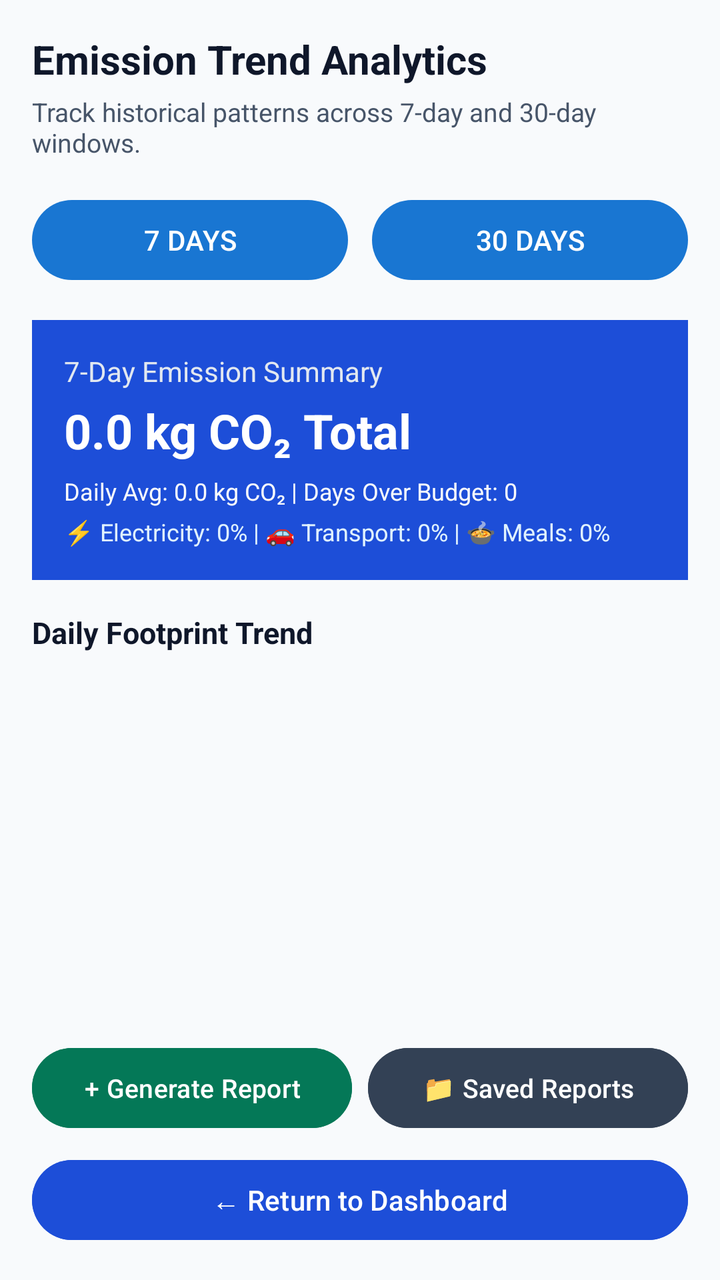
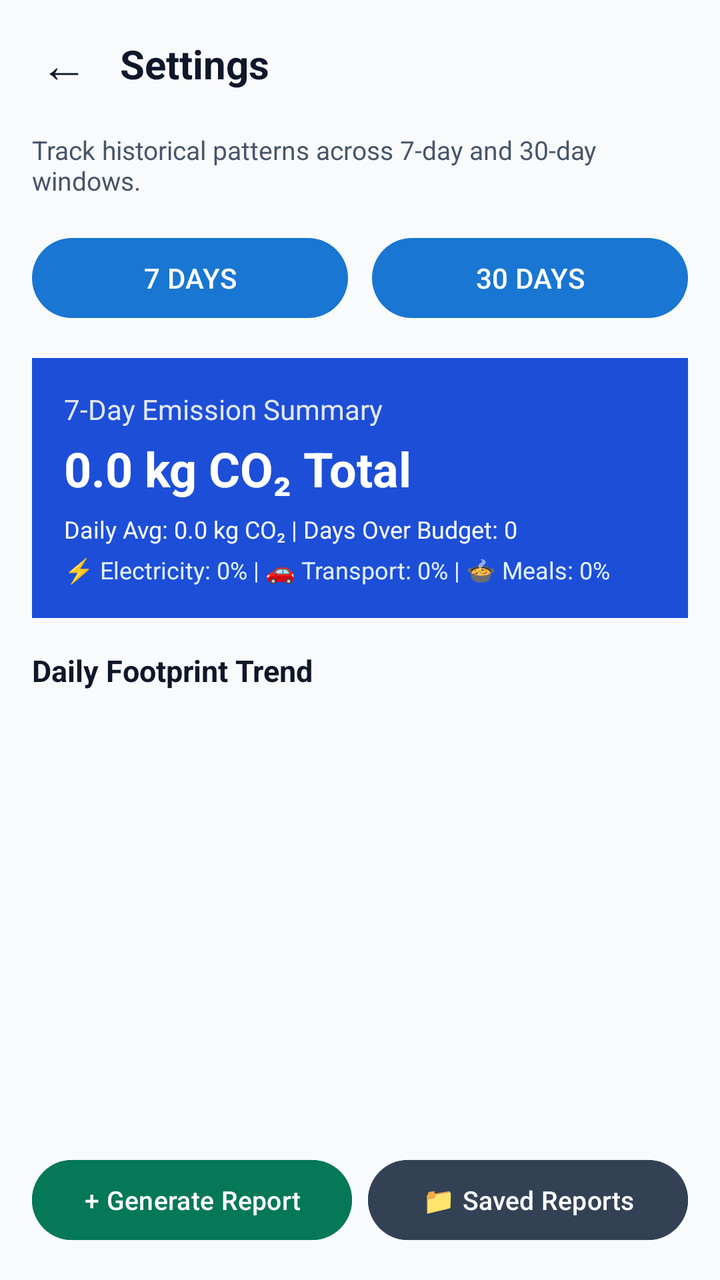

Compare the two renders of this Android layout. The source of the first and the diff that turns it into the second are given below.
<!-- AndroidManifest.xml: application theme Theme.CarbonWise -->
<!-- res/layout/activity_analytics.xml -->
<LinearLayout xmlns:android="http://schemas.android.com/apk/res/android" xmlns:tools="http://schemas.android.com/tools" android:layout_width="match_parent" android:layout_height="match_parent" android:orientation="vertical" android:background="#F8FAFC" android:padding="16dp" tools:ignore="HardcodedText,ButtonStyle,TextContrastCheck,SpeakableTextPresentCheck,VisualLintButtonSize,VisualLintBounds">
    
    <TextView android:id="@+id/tvAnalyticsTitle" android:layout_width="match_parent" android:layout_height="wrap_content" android:text="Emission Trend Analytics" android:textColor="#0F172A" android:textSize="20sp" android:textStyle="bold"/>
    <TextView android:layout_width="match_parent" android:layout_height="wrap_content" android:layout_marginTop="4dp" android:text="Track historical patterns across 7-day and 30-day windows." android:textColor="#475569" android:textSize="13sp"/>
    
    <LinearLayout android:layout_width="match_parent" android:layout_height="wrap_content" android:layout_marginTop="16dp" android:orientation="horizontal">
        <Button android:id="@+id/btn7Days" android:layout_width="0dp" android:layout_height="48dp" android:layout_weight="1" android:layout_marginEnd="6dp" android:text="7 DAYS"/>
        <Button android:id="@+id/btn30Days" android:layout_width="0dp" android:layout_height="48dp" android:layout_weight="1" android:layout_marginStart="6dp" android:text="30 DAYS"/>
    </LinearLayout>
    
    <LinearLayout android:layout_width="match_parent" android:layout_height="wrap_content" android:layout_marginTop="16dp" android:background="#1D4ED8" android:orientation="vertical" android:padding="16dp">
        <TextView android:id="@+id/tvPeriodTitle" android:layout_width="match_parent" android:layout_height="wrap_content" android:text="7-Day Emission Summary" android:textColor="#E2E8F0" android:textSize="14sp"/>
        <TextView android:id="@+id/tvTotalPeriodCo2" android:layout_width="match_parent" android:layout_height="wrap_content" android:layout_marginTop="4dp" android:text="0.0 kg CO₂ Total" android:textColor="#FFFFFF" android:textSize="24sp" android:textStyle="bold"/>
        <TextView android:id="@+id/tvDailyAverageCo2" android:layout_width="match_parent" android:layout_height="wrap_content" android:layout_marginTop="6dp" android:text="Daily Avg: 0.0 kg CO₂ | Days Over Budget: 0" android:textColor="#F8FAFC" android:textSize="12sp"/>
        <TextView android:id="@+id/tvCategoryBreakdown" android:layout_width="match_parent" android:layout_height="wrap_content" android:layout_marginTop="4dp" android:text="⚡ Electricity: 0% | 🚗 Transport: 0% | 🍲 Meals: 0%" android:textColor="#E0F2FE" android:textSize="12sp"/>
    </LinearLayout>
    
    <TextView android:layout_width="match_parent" android:layout_height="wrap_content" android:layout_marginTop="16dp" android:layout_marginBottom="8dp" android:text="Daily Footprint Trend" android:textColor="#0F172A" android:textSize="15sp" android:textStyle="bold"/>
    <ScrollView android:layout_width="match_parent" android:layout_height="0dp" android:layout_weight="1" android:contentDescription="Daily footprint trend log list">
        <LinearLayout android:id="@+id/containerChartRows" android:layout_width="match_parent" android:layout_height="wrap_content" android:orientation="vertical"/>
    </ScrollView>
    
    <LinearLayout android:layout_width="match_parent" android:layout_height="wrap_content" android:layout_marginTop="12dp" android:orientation="vertical">
        <LinearLayout android:layout_width="match_parent" android:layout_height="wrap_content" android:layout_marginBottom="8dp" android:orientation="horizontal">
            <Button android:id="@+id/btnGenerateReport" android:layout_width="0dp" android:layout_height="48dp" android:layout_weight="1" android:layout_marginEnd="4dp" android:backgroundTint="#047857" android:ellipsize="end" android:maxLines="1" android:text="+ Generate Report" android:textColor="#FFFFFF" android:textSize="13sp"/>
            <Button android:id="@+id/btnViewSavedReports" android:layout_width="0dp" android:layout_height="48dp" android:layout_weight="1" android:layout_marginStart="4dp" android:backgroundTint="#334155" android:ellipsize="end" android:maxLines="1" android:text="📁 Saved Reports" android:textColor="#FFFFFF" android:textSize="13sp"/>
        </LinearLayout>
        <Button android:id="@+id/btnReturnDashboard" android:layout_width="match_parent" android:layout_height="48dp" android:backgroundTint="#1D4ED8" android:text="← Return to Dashboard" android:textColor="#FFFFFF" android:textSize="14sp"/>
    </LinearLayout>
</LinearLayout>
<!-- resources referenced by this layout -->
<resources>
  <style name="Theme.CarbonWise" parent="Base.Theme.CarbonWise" />
  <style name="Base.Theme.CarbonWise" parent="Theme.Material3.DayNight.NoActionBar">
          
          <item name="colorPrimary">@color/primary_blue</item>
          <item name="colorOnPrimary">@color/white</item>
          <item name="colorPrimaryVariant">@color/primary_dark_blue</item>
          <item name="colorSecondary">@color/blue_accent</item>
  
          
          <item name="android:statusBarColor">@color/primary_dark_blue</item>
          <item name="android:windowLightStatusBar">false</item>
      </style>
  <color name="primary_blue">#1976D2</color>
  <color name="white">#FFFFFF</color>
  <color name="primary_dark_blue">#0D47A1</color>
  <color name="blue_accent">#0288D1</color>
</resources>

<!-- the commit's change to res/layout/activity_analytics.xml (unified diff, before → after) -->
@@ -1,30 +1,199 @@
-<LinearLayout xmlns:android="http://schemas.android.com/apk/res/android" xmlns:tools="http://schemas.android.com/tools" android:layout_width="match_parent" android:layout_height="match_parent" android:orientation="vertical" android:background="#F8FAFC" android:padding="16dp" tools:ignore="HardcodedText,ButtonStyle,TextContrastCheck,SpeakableTextPresentCheck,VisualLintButtonSize,VisualLintBounds">
+<?xml version="1.0" encoding="utf-8"?>
+<LinearLayout xmlns:android="http://schemas.android.com/apk/res/android"
+    xmlns:tools="http://schemas.android.com/tools"
+    android:layout_width="match_parent"
+    android:layout_height="match_parent"
+    android:background="#F8FAFC"
+    android:orientation="vertical"
+    tools:ignore="HardcodedText,ButtonStyle,TextContrastCheck,SpeakableTextPresentCheck,VisualLintButtonSize,VisualLintBounds">
+
     
-    <TextView android:id="@+id/tvAnalyticsTitle" android:layout_width="match_parent" android:layout_height="wrap_content" android:text="Emission Trend Analytics" android:textColor="#0F172A" android:textSize="20sp" android:textStyle="bold"/>
-    <TextView android:layout_width="match_parent" android:layout_height="wrap_content" android:layout_marginTop="4dp" android:text="Track historical patterns across 7-day and 30-day windows." android:textColor="#475569" android:textSize="13sp"/>
-    
-    <LinearLayout android:layout_width="match_parent" android:layout_height="wrap_content" android:layout_marginTop="16dp" android:orientation="horizontal">
-        <Button android:id="@+id/btn7Days" android:layout_width="0dp" android:layout_height="48dp" android:layout_weight="1" android:layout_marginEnd="6dp" android:text="7 DAYS"/>
-        <Button android:id="@+id/btn30Days" android:layout_width="0dp" android:layout_height="48dp" android:layout_weight="1" android:layout_marginStart="6dp" android:text="30 DAYS"/>
-    </LinearLayout>
-    
-    <LinearLayout android:layout_width="match_parent" android:layout_height="wrap_content" android:layout_marginTop="16dp" android:background="#1D4ED8" android:orientation="vertical" android:padding="16dp">
-        <TextView android:id="@+id/tvPeriodTitle" android:layout_width="match_parent" android:layout_height="wrap_content" android:text="7-Day Emission Summary" android:textColor="#E2E8F0" android:textSize="14sp"/>
-        <TextView android:id="@+id/tvTotalPeriodCo2" android:layout_width="match_parent" android:layout_height="wrap_content" android:layout_marginTop="4dp" android:text="0.0 kg CO₂ Total" android:textColor="#FFFFFF" android:textSize="24sp" android:textStyle="bold"/>
-        <TextView android:id="@+id/tvDailyAverageCo2" android:layout_width="match_parent" android:layout_height="wrap_content" android:layout_marginTop="6dp" android:text="Daily Avg: 0.0 kg CO₂ | Days Over Budget: 0" android:textColor="#F8FAFC" android:textSize="12sp"/>
-        <TextView android:id="@+id/tvCategoryBreakdown" android:layout_width="match_parent" android:layout_height="wrap_content" android:layout_marginTop="4dp" android:text="⚡ Electricity: 0% | 🚗 Transport: 0% | 🍲 Meals: 0%" android:textColor="#E0F2FE" android:textSize="12sp"/>
-    </LinearLayout>
-    
-    <TextView android:layout_width="match_parent" android:layout_height="wrap_content" android:layout_marginTop="16dp" android:layout_marginBottom="8dp" android:text="Daily Footprint Trend" android:textColor="#0F172A" android:textSize="15sp" android:textStyle="bold"/>
-    <ScrollView android:layout_width="match_parent" android:layout_height="0dp" android:layout_weight="1" android:contentDescription="Daily footprint trend log list">
-        <LinearLayout android:id="@+id/containerChartRows" android:layout_width="match_parent" android:layout_height="wrap_content" android:orientation="vertical"/>
-    </ScrollView>
-    
-    <LinearLayout android:layout_width="match_parent" android:layout_height="wrap_content" android:layout_marginTop="12dp" android:orientation="vertical">
-        <LinearLayout android:layout_width="match_parent" android:layout_height="wrap_content" android:layout_marginBottom="8dp" android:orientation="horizontal">
-            <Button android:id="@+id/btnGenerateReport" android:layout_width="0dp" android:layout_height="48dp" android:layout_weight="1" android:layout_marginEnd="4dp" android:backgroundTint="#047857" android:ellipsize="end" android:maxLines="1" android:text="+ Generate Report" android:textColor="#FFFFFF" android:textSize="13sp"/>
-            <Button android:id="@+id/btnViewSavedReports" android:layout_width="0dp" android:layout_height="48dp" android:layout_weight="1" android:layout_marginStart="4dp" android:backgroundTint="#334155" android:ellipsize="end" android:maxLines="1" android:text="📁 Saved Reports" android:textColor="#FFFFFF" android:textSize="13sp"/>
+    <include
+        layout="@layout/include_settings_header"
+        android:layout_width="match_parent"
+        android:layout_height="wrap_content" />
+
+    <LinearLayout
+        android:layout_width="match_parent"
+        android:layout_height="0dp"
+        android:layout_weight="1"
+        android:orientation="vertical"
+        android:paddingHorizontal="16dp"
+        android:paddingBottom="16dp">
+
+        
+        <TextView
+            android:layout_width="match_parent"
+            android:layout_height="wrap_content"
+            android:layout_marginTop="2dp"
+            android:text="Track historical patterns across 7-day and 30-day windows."
+            android:textColor="#475569"
+            android:textSize="13sp" />
+
+        
+        <LinearLayout
+            android:layout_width="match_parent"
+            android:layout_height="wrap_content"
+            android:layout_marginTop="16dp"
+            android:orientation="horizontal">
+
+            <Button
+                android:id="@+id/btn7Days"
+                android:layout_width="0dp"
+                android:layout_height="48dp"
+                android:layout_weight="1"
+                android:layout_marginEnd="6dp"
+                android:text="7 DAYS" />
+
+            <Button
+                android:id="@+id/btn30Days"
+                android:layout_width="0dp"
+                android:layout_height="48dp"
+                android:layout_weight="1"
+                android:layout_marginStart="6dp"
+                android:text="30 DAYS" />
         </LinearLayout>
-        <Button android:id="@+id/btnReturnDashboard" android:layout_width="match_parent" android:layout_height="48dp" android:backgroundTint="#1D4ED8" android:text="← Return to Dashboard" android:textColor="#FFFFFF" android:textSize="14sp"/>
+
+        
+        <LinearLayout
+            android:layout_width="match_parent"
+            android:layout_height="wrap_content"
+            android:layout_marginTop="16dp"
+            android:background="#1D4ED8"
+            android:orientation="vertical"
+            android:padding="16dp">
+
+            <TextView
+                android:id="@+id/tvPeriodTitle"
+                android:layout_width="match_parent"
+                android:layout_height="wrap_content"
+                android:text="7-Day Emission Summary"
+                android:textColor="#E2E8F0"
+                android:textSize="14sp" />
+
+            <TextView
+                android:id="@+id/tvTotalPeriodCo2"
+                android:layout_width="match_parent"
+                android:layout_height="wrap_content"
+                android:layout_marginTop="4dp"
+                android:text="0.0 kg CO₂ Total"
+                android:textColor="#FFFFFF"
+                android:textSize="24sp"
+                android:textStyle="bold" />
+
+            <TextView
+                android:id="@+id/tvDailyAverageCo2"
+                android:layout_width="match_parent"
+                android:layout_height="wrap_content"
+                android:layout_marginTop="6dp"
+                android:text="Daily Avg: 0.0 kg CO₂ | Days Over Budget: 0"
+                android:textColor="#F8FAFC"
+                android:textSize="12sp" />
+
+            <TextView
+                android:id="@+id/tvCategoryBreakdown"
+                android:layout_width="match_parent"
+                android:layout_height="wrap_content"
+                android:layout_marginTop="4dp"
+                android:text="⚡ Electricity: 0% | 🚗 Transport: 0% | 🍲 Meals: 0%"
+                android:textColor="#E0F2FE"
+                android:textSize="12sp" />
+        </LinearLayout>
+
+        
+        <TextView
+            android:layout_width="match_parent"
+            android:layout_height="wrap_content"
+            android:layout_marginTop="16dp"
+            android:layout_marginBottom="8dp"
+            android:text="Daily Footprint Trend"
+            android:textColor="#0F172A"
+            android:textSize="15sp"
+            android:textStyle="bold" />
+
+        <ScrollView
+            android:layout_width="match_parent"
+            android:layout_height="0dp"
+            android:layout_weight="1"
+            android:contentDescription="Daily footprint trend log list">
+
+            <LinearLayout
+                android:id="@+id/containerChartRows"
+                android:layout_width="match_parent"
+                android:layout_height="wrap_content"
+                android:orientation="vertical" />
+        </ScrollView>
+
+        
+        <LinearLayout
+            android:layout_width="match_parent"
+            android:layout_height="wrap_content"
+            android:layout_marginTop="12dp"
+            android:orientation="horizontal">
+
+            <Button
+                android:id="@+id/btnGenerateReport"
+                android:layout_width="0dp"
+                android:layout_height="48dp"
+                android:layout_weight="1"
+                android:layout_marginEnd="4dp"
+                android:backgroundTint="#047857"
+                android:ellipsize="end"
+                android:maxLines="1"
+                android:text="+ Generate Report"
+                android:textColor="#FFFFFF"
+                android:textSize="13sp" />
+
+            <Button
+                android:id="@+id/btnViewSavedReports"
+                android:layout_width="0dp"
+                android:layout_height="48dp"
+                android:layout_weight="1"
+                android:layout_marginStart="4dp"
+                android:backgroundTint="#334155"
+                android:ellipsize="end"
+                android:maxLines="1"
+                android:text="📁 Saved Reports"
+                android:textColor="#FFFFFF"
+                android:textSize="13sp" />
+        </LinearLayout>
     </LinearLayout>
 </LinearLayout>
+<!-- res/layout/include_settings_header.xml (included above) -->
+<?xml version="1.0" encoding="utf-8"?>
+<LinearLayout xmlns:android="http://schemas.android.com/apk/res/android"
+    xmlns:tools="http://schemas.android.com/tools"
+    android:layout_width="match_parent"
+    android:layout_height="wrap_content"
+    android:background="#F8FAFC"
+    android:gravity="center_vertical"
+    android:orientation="horizontal"
+    android:paddingHorizontal="8dp"
+    android:paddingVertical="8dp"
+    tools:ignore="HardcodedText">
+
+    <TextView
+        android:id="@+id/btnSettingsBack"
+        android:layout_width="48dp"
+        android:layout_height="48dp"
+        android:background="?attr/selectableItemBackgroundBorderless"
+        android:clickable="true"
+        android:contentDescription="Back"
+        android:focusable="true"
+        android:gravity="center"
+        android:text="←"
+        android:textColor="#0F172A"
+        android:textSize="24sp" />
+
+    <TextView
+        android:id="@+id/tvScreenTitle"
+        android:layout_width="0dp"
+        android:layout_height="wrap_content"
+        android:layout_marginStart="4dp"
+        android:layout_weight="1"
+        android:singleLine="true"
+        android:text="Settings"
+        android:textColor="#0F172A"
+        android:textSize="20sp"
+        android:textStyle="bold" />
+</LinearLayout>
